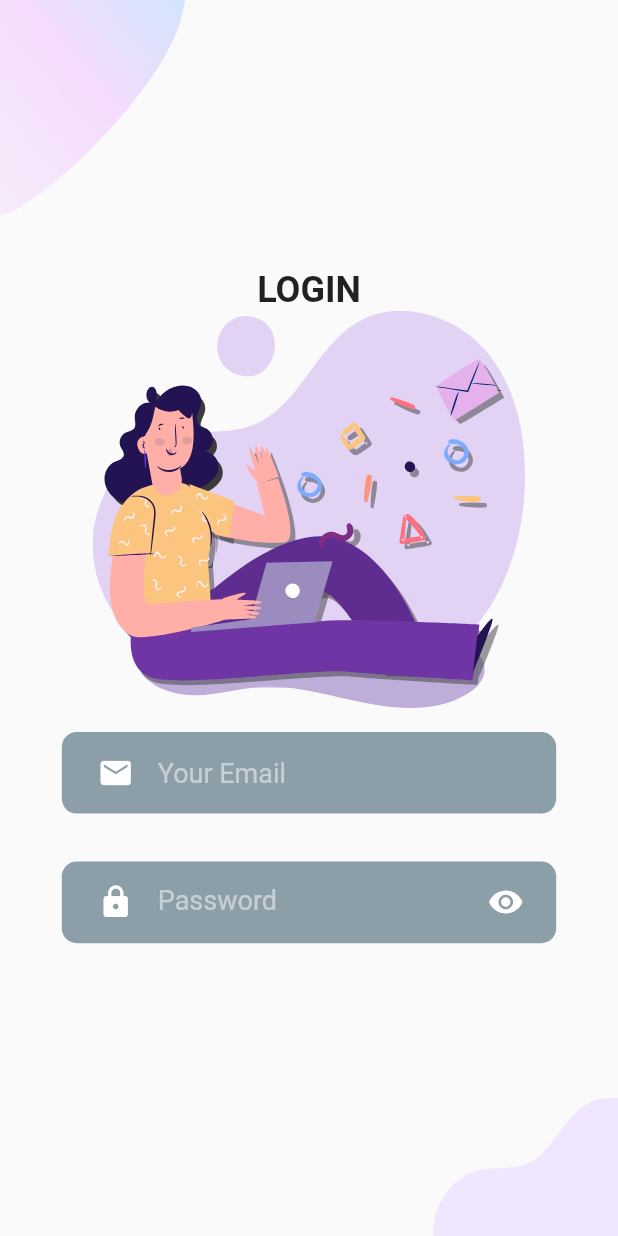
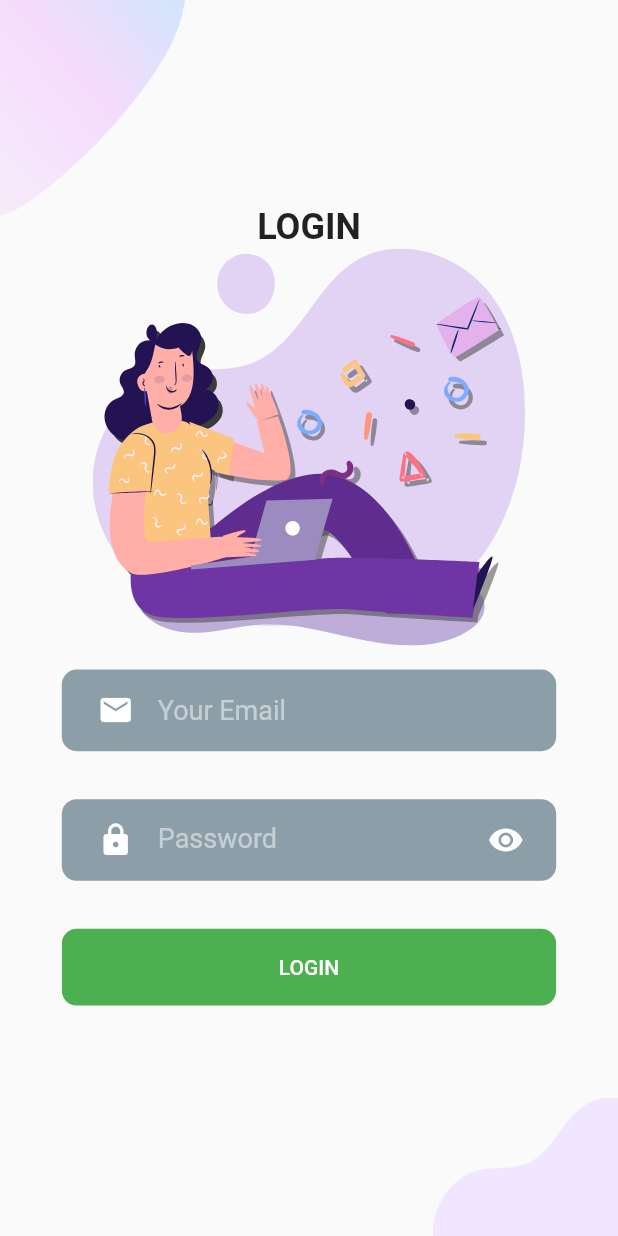
Before and after one commit to simonpojok/ideal, a Flutter app: the screen it shows after launch, after a tap on "LOGIN", on a phone screen of 412 x 824 dp. Run offline on Flutter 3.47's test engine with Material 2 defaults, Android fonts, the phone set to English and light mode, and no system bars; our stand-ins replace firebase_auth, firebase_core, flutter_rating_bar, flutter_svg; accounts and stored records are empty.

Commit message:
added the login button and linking it up

```diff
--- a/lib/src/screens/login/LoginScreen.dart
+++ b/lib/src/screens/login/LoginScreen.dart
@@ -1,6 +1,7 @@
 import 'package:flutter/material.dart';
 import 'package:flutter_svg/flutter_svg.dart';
 import 'package:ideal/src/constants.dart';
+import 'package:ideal/src/screens/widgets/buttons.dart';
 
 class LoginScreen extends StatefulWidget {
   static const LOGIN_SCREEN_ROUTE = "/LoginScreens";
@@ -39,6 +40,8 @@ class _LoginScreenState extends State<LoginScreen> {
               obscureText: true,
               keyboardType: TextInputType.visiblePassword,
             ),
+            RoundedCornerButton(
+                label: "LOGIN", press: () {}, color: Colors.green),
           ],
         ),
       ),
--- a/lib/src/screens/widgets/buttons.dart
+++ b/lib/src/screens/widgets/buttons.dart
@@ -27,12 +27,12 @@ class RoundedCornerButton extends StatelessWidget {
             child: Container(
               width: size.width * .8,
               padding: EdgeInsets.symmetric(
-                vertical: kDefaultPadding * .8,
+                vertical: kDefaultPadding * 1.1,
                 horizontal: kDefaultPadding * 2,
               ),
               decoration: BoxDecoration(
-                color: color.withOpacity(.6),
-                borderRadius: BorderRadius.circular(20),
+                color: color,
+                borderRadius: BorderRadius.circular(10),
               ),
               child: Center(
                 child: Text(
```
